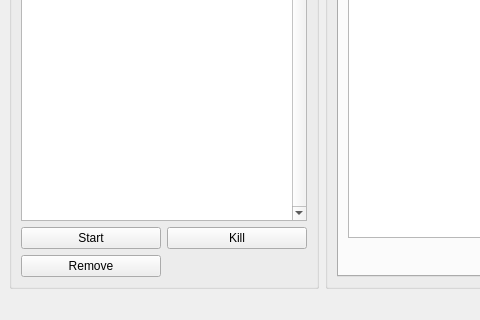
Old version of the form qt4-layout/gui.ui in the repository boon-code/mp-layer; both pictures show x 0 to 480 and y 280 to 600 of the 915 by 600 pixel window.
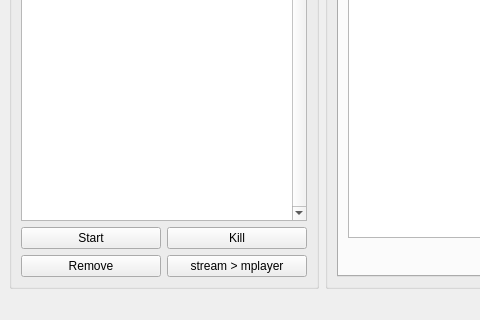
New version of the form. Custom widgets are drawn as their Qt base class.

Commit message:
added 'playStream' feature
 * Not really tested yet...

```diff
--- a/qt4-layout/gui.ui
+++ b/qt4-layout/gui.ui
@@ -155,6 +155,13 @@
            </property>
           </widget>
          </item>
+         <item row="1" column="1">
+          <widget class="QPushButton" name="pubMplayer">
+           <property name="text">
+            <string>stream &gt; mplayer</string>
+           </property>
+          </widget>
+         </item>
         </layout>
        </item>
       </layout>
```
The commit also changes 3 other files.
